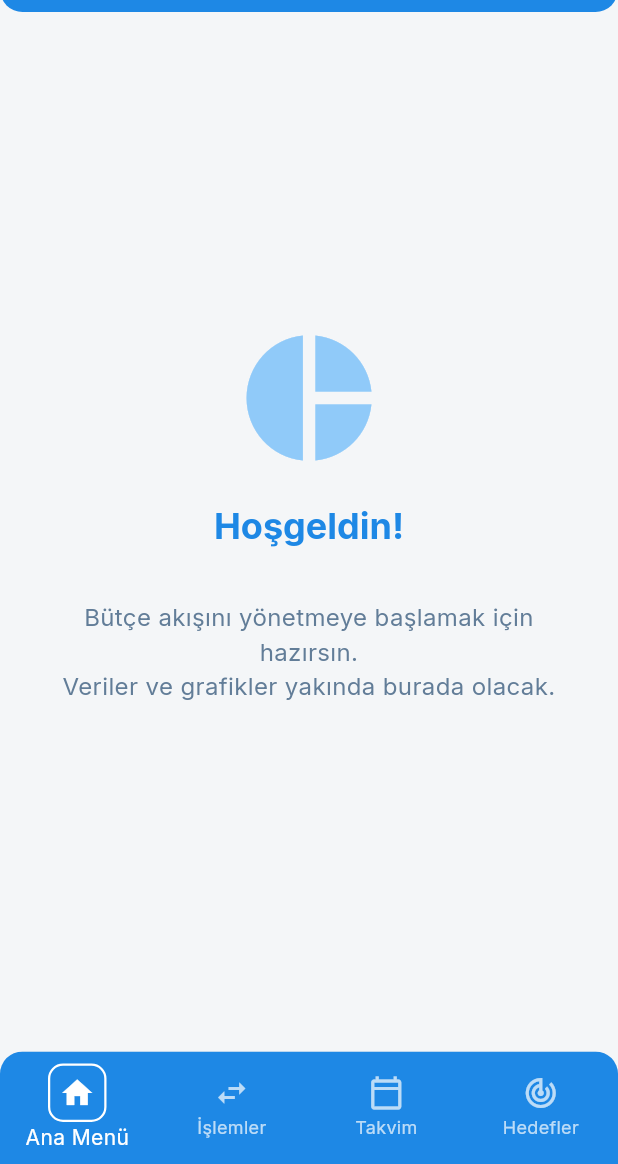
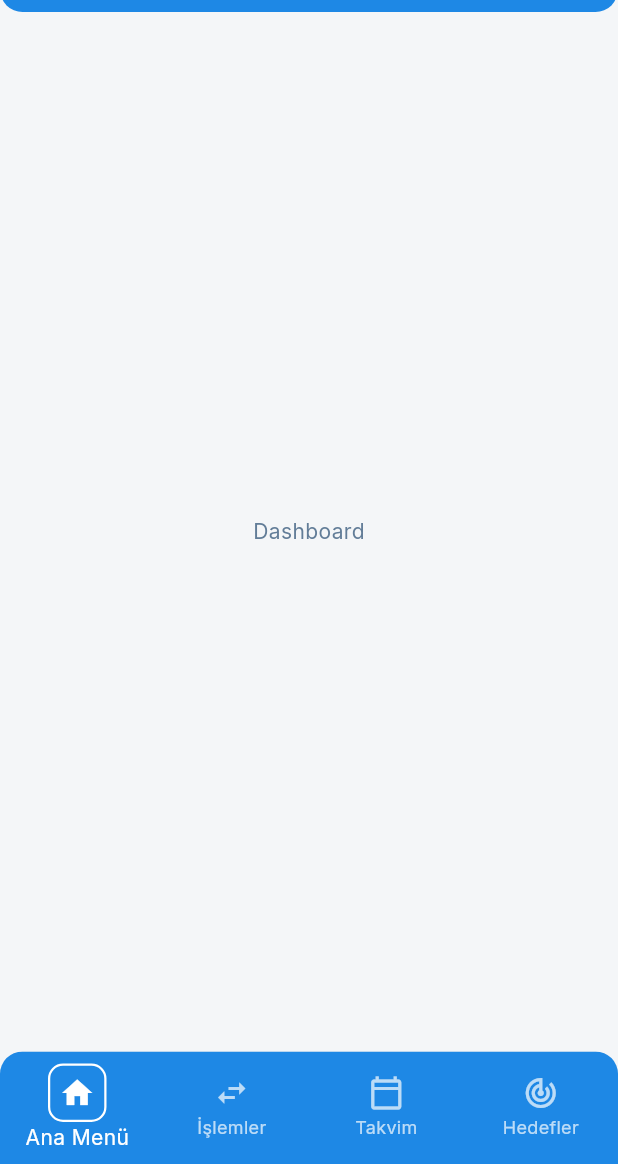
Before and after one commit to basarob/my_budget_flow, a Flutter app: the screen it shows once a user with an empty profile is signed in, on a phone screen of 412 x 824 dp, the part 72-1236 px from its top. Run offline on Flutter 3.47's test engine with Material 3 defaults, Android fonts, the phone set to English and light mode, and no system bars; our stand-ins replace cloud_firestore, firebase_auth, firebase_core, flutter_riverpod, google_fonts, logger; accounts and stored records are empty.

Commit message:
Sprint1 - son versiyon

```diff
--- a/lib/core/theme/app_theme.dart
+++ b/lib/core/theme/app_theme.dart
@@ -3,9 +3,9 @@ import 'package:google_fonts/google_fonts.dart';
 
 class AppColors {
   // --- ANA RENKLER (PRIMARY) ---
-  static const Color primary = Color(0xFF64B5F6); // Blue 800
-  static const Color primaryLight = Color(0xFF90CAF9); // Blue 400
-  static const Color primaryDark = Color(0xFF1E88E5); // Blue 900
+  static const Color primary = Color(0xFF64B5F6);
+  static const Color primaryLight = Color(0xFF90CAF9);
+  static const Color primaryDark = Color(0xFF1E88E5);
 
   // --- ARKA PLAN (BACKGROUND) ---
   static const Color background = Color(0xFFF4F6F8);
@@ -21,6 +21,7 @@ class AppColors {
   // --- DURUM RENKLERİ ---
   static const Color incomeGreen = Color(0xFF2E7D32); // Gelir (Yeşil)
   static const Color expenseRed = Color(0xFFC62828); // Gider (Kırmızı)
+  static const Color blueRed = Color(0xFFE53935); // Mavi Üzeri Kırmızı
   static const Color warningYellow = Color(0xFFEF6C00); // Uyarı (Turuncu)
 }
 
--- /dev/null
+++ b/lib/features/budget/screens/appbar/notifications_screen.dart
@@ -0,0 +1,18 @@
+import 'package:flutter/material.dart';
+
+class NotificationsScreen extends StatelessWidget {
+  const NotificationsScreen({super.key});
+
+  @override
+  Widget build(BuildContext context) {
+    return Scaffold(
+      appBar: AppBar(
+        shape: const RoundedRectangleBorder(
+          borderRadius: BorderRadius.vertical(bottom: Radius.circular(15)),
+        ),
+        title: const Text('Bildirimler'),
+      ),
+      body: const Center(child: Placeholder()),
+    );
+  }
+}
--- a/lib/features/budget/screens/budDashboard_body.dart
+++ b/lib/features/budget/screens/budDashboard_body.dart
@@ -1,35 +1,10 @@
 import 'package:flutter/material.dart';
-
-import '../../../../core/theme/app_theme.dart';
 
 class DashboardBody extends StatelessWidget {
   const DashboardBody({super.key});
 
   @override
   Widget build(BuildContext context) {
-    return Center(
-      child: Column(
-        mainAxisAlignment: MainAxisAlignment.center,
-        children: [
-          const Icon(Icons.pie_chart, size: 100, color: AppColors.primaryLight),
-          const SizedBox(height: 20),
-          Text(
-            "Hoşgeldin!",
-            style: Theme.of(
-              context,
-            ).textTheme.headlineMedium?.copyWith(color: AppColors.primaryDark),
-          ),
-          const SizedBox(height: 10),
-          const Padding(
-            padding: EdgeInsets.all(24.0),
-            child: Text(
-              "Bütçe akışını yönetmeye başlamak için hazırsın.\nVeriler ve grafikler yakında burada olacak.",
-              textAlign: TextAlign.center,
-              style: TextStyle(fontSize: 16, color: AppColors.textSecondary),
-            ),
-          ),
-        ],
-      ),
-    );
+    return const Center(child: Text('Dashboard'));
   }
 }
--- a/lib/features/budget/screens/budget_screen.dart
+++ b/lib/features/budget/screens/budget_screen.dart
@@ -4,9 +4,10 @@ import 'package:flutter_riverpod/flutter_riverpod.dart';
 import '../../auth/services/auth_service.dart';
 import '../../../core/theme/app_theme.dart';
 
-import '../../drawer/aboutapp_screen.dart';
-import '../../drawer/profile_screen.dart';
-import '../../drawer/settings_screen.dart';
+import 'appbar/aboutapp_screen.dart';
+import 'appbar/profile_screen.dart';
+import 'appbar/settings_screen.dart';
+import 'appbar/notifications_screen.dart';
 import 'budCalendar_screen.dart';
 import 'budDashboard_body.dart';
 import 'budGoals_screen.dart';
@@ -40,9 +41,24 @@ class _BudgetScreenState extends ConsumerState<BudgetScreen> {
     return Scaffold(
       appBar: budgetAppBar(_selectedIndex),
 
-      endDrawer: Drawer(
-        width: MediaQuery.of(context).size.width * 0.50,
+      drawerScrimColor: Colors.transparent,
+      endDrawer: Align(
+        alignment: Alignment.topRight,
+        child: Padding(
+          padding: EdgeInsets.only(top: 60.0, right: 3.0),
+          child: SizedBox(
+            height: 200,
+            child: Drawer(
+              shape: const RoundedRectangleBorder(
+                borderRadius: BorderRadius.all(Radius.circular(15)),
+                side: BorderSide(color: Colors.white, width: 2),
+              ),
+              backgroundColor: AppColors.primaryDark,
+              width: 160,
               child: customDrawer(context),
+            ),
+          ),
+        ),
       ),
 
       body: _widgetOptions.elementAt(_selectedIndex),
@@ -131,7 +147,12 @@ class _BudgetScreenState extends ConsumerState<BudgetScreen> {
         IconButton(
           icon: const Icon(Icons.notifications_outlined),
           onPressed: () {
-            // TODO: Bildirimler sayfası veya paneli açılacak.
+            Navigator.push(
+              context,
+              MaterialPageRoute(
+                builder: (context) => const NotificationsScreen(),
+              ),
+            );
           },
           tooltip: "Bildirimler",
         ),
@@ -153,67 +174,92 @@ class _BudgetScreenState extends ConsumerState<BudgetScreen> {
   Column customDrawer(BuildContext context) {
     return Column(
       children: [
-        Container(
-          width: double.infinity,
-          padding: const EdgeInsets.fromLTRB(20, 63, 20, 20),
-          color: AppColors.primaryDark,
-          child: Text(
-            'My Budget Flow',
-            style: Theme.of(
+        // ! Ekleme yapmadan önce yüksekliği büyüt.
+        _buildDrawerItem(
           context,
-            ).textTheme.titleLarge?.copyWith(color: Colors.white),
+          Icons.person_outline,
+          'Profil',
+          const ProfileScreen(),
+        ),
+        _buildDrawerItem(
+          context,
+          Icons.settings_outlined,
+          'Ayarlar',
+          const SettingsScreen(),
+        ),
+        _buildDrawerItem(
+          context,
+          Icons.info_outline,
+          'Hakkında',
+          const AboutAppScreen(),
+        ),
+
+        const Spacer(),
+        const Padding(
+          padding: EdgeInsets.symmetric(horizontal: 13.0),
+          child: Divider(color: Colors.white54, height: 10),
+        ),
+
+        Padding(
+          padding: const EdgeInsets.all(11.0),
+          child: Material(
+            color: AppColors.primaryLight,
+            borderRadius: BorderRadius.circular(10),
+            child: InkWell(
+              borderRadius: BorderRadius.circular(10),
+              onTap: () {
+                Navigator.pop(context);
+                ref.read(authServiceProvider).signOut();
+              },
+              child: Container(
+                padding: const EdgeInsets.symmetric(
+                  vertical: 10,
+                  horizontal: 8,
+                ),
+                child: Row(
+                  children: [
+                    const Icon(Icons.logout, color: AppColors.blueRed),
+                    const SizedBox(width: 9),
+                    const Text(
+                      'Çıkış Yap',
+                      style: TextStyle(
+                        fontWeight: FontWeight.bold,
+                        color: AppColors.blueRed,
+                        fontSize: 17,
                       ),
                     ),
-        ListTile(
-          leading: const Icon(Icons.person_outline),
-          title: const Text('Profil'),
-          onTap: () {
-            Navigator.pop(context);
-            Navigator.push(
-              context,
-              MaterialPageRoute(builder: (context) => const ProfileScreen()),
-            );
-          },
+                  ],
                 ),
-        ListTile(
-          leading: const Icon(Icons.settings_outlined),
-          title: const Text('Ayarlar'),
-          onTap: () {
-            Navigator.pop(context);
-            Navigator.push(
-              context,
-              MaterialPageRoute(builder: (context) => const SettingsScreen()),
-            );
-          },
               ),
-        ListTile(
-          leading: const Icon(Icons.info_outline),
-          title: const Text('Hakkında'),
-          onTap: () {
-            Navigator.pop(context);
-            Navigator.push(
-              context,
-              MaterialPageRoute(builder: (context) => const AboutAppScreen()),
-            );
-          },
             ),
-        const Divider(),
-        ListTile(
-          leading: const Icon(Icons.logout, weight: 700),
-          iconColor: AppColors.expenseRed,
-          title: const Text(
-            'Çıkış Yap',
-            style: TextStyle(fontWeight: FontWeight.bold),
           ),
-          textColor: AppColors.expenseRed,
-          onTap: () {
-            Navigator.pop(context); // Önce menüyü kapat
-            ref.read(authServiceProvider).signOut();
-          },
         ),
       ],
     );
   }
+}
+
+// !Drawer butonları
+Widget _buildDrawerItem(
+  BuildContext context,
+  IconData icon,
+  String title,
+  Widget page,
+) {
+  return ListTile(
+    dense: true,
+    visualDensity: VisualDensity.compact,
+    leading: Icon(icon, color: Colors.white),
+    title: Text(
+      title,
+      style: const TextStyle(fontWeight: FontWeight.bold, fontSize: 17),
+    ),
+    textColor: Colors.white,
+    onTap: () {
+      Navigator.pop(context);
+      Navigator.push(context, MaterialPageRoute(builder: (context) => page));
+    },
+  );
 }
 
 // !AppBar Başlıkları
--- a/lib/main.dart
+++ b/lib/main.dart
@@ -26,14 +26,14 @@ class MyBudgetFlow extends StatelessWidget {
       title: 'My Budget Flow',
 
       theme: AppTheme.lightTheme,
-      // Takvimin ve diğer bileşenlerin Türkçe olması için eklendi
+      // .Takvimin ve diğer bileşenlerin Türkçe olması için eklendi
       localizationsDelegates: const [
         GlobalMaterialLocalizations.delegate,
         GlobalWidgetsLocalizations.delegate,
         GlobalCupertinoLocalizations.delegate,
       ],
       supportedLocales: const [
-        Locale('tr', 'TR'), // Turkish
+        Locale('tr', 'TR'), // .Turkish
         Locale('en', 'US'), // English
       ],
       locale: const Locale('tr', 'TR'),
```
Also changed, not shown: lib/features/budget/screens/appbar/aboutapp_screen.dart (renamed from lib/features/drawer/aboutapp_screen.dart), lib/features/budget/screens/appbar/profile_screen.dart (renamed from lib/features/drawer/profile_screen.dart), lib/features/budget/screens/appbar/settings_screen.dart (renamed from lib/features/drawer/settings_screen.dart), 4 other files. Lines whose indentation alone changed are shown as unchanged.
